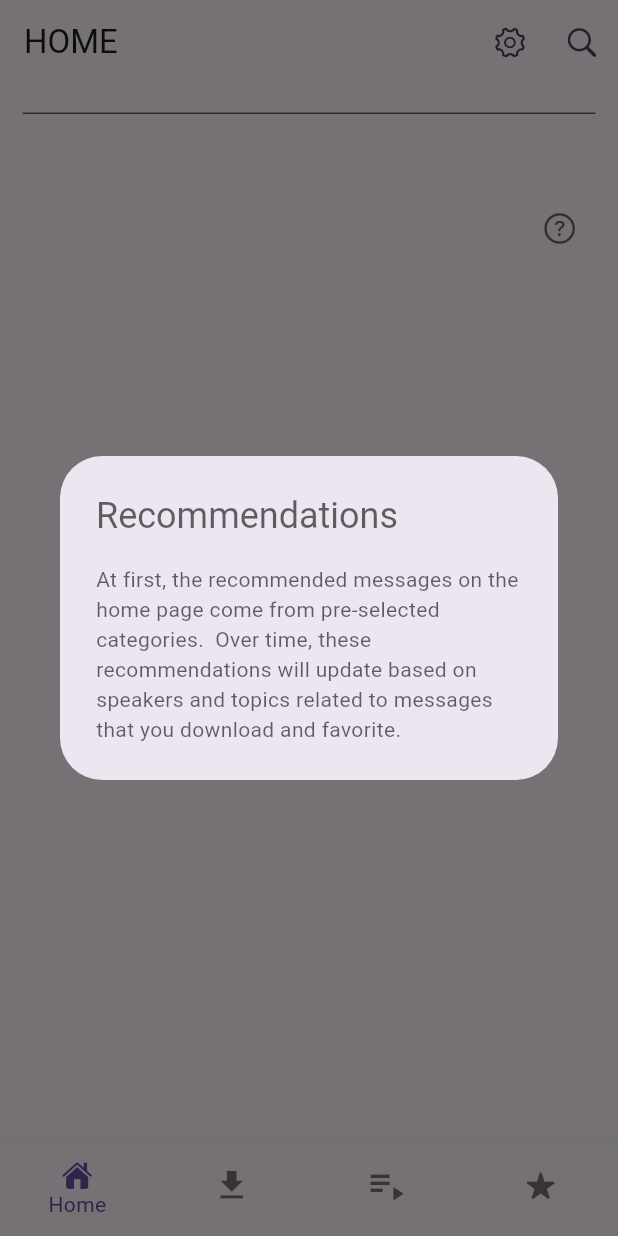
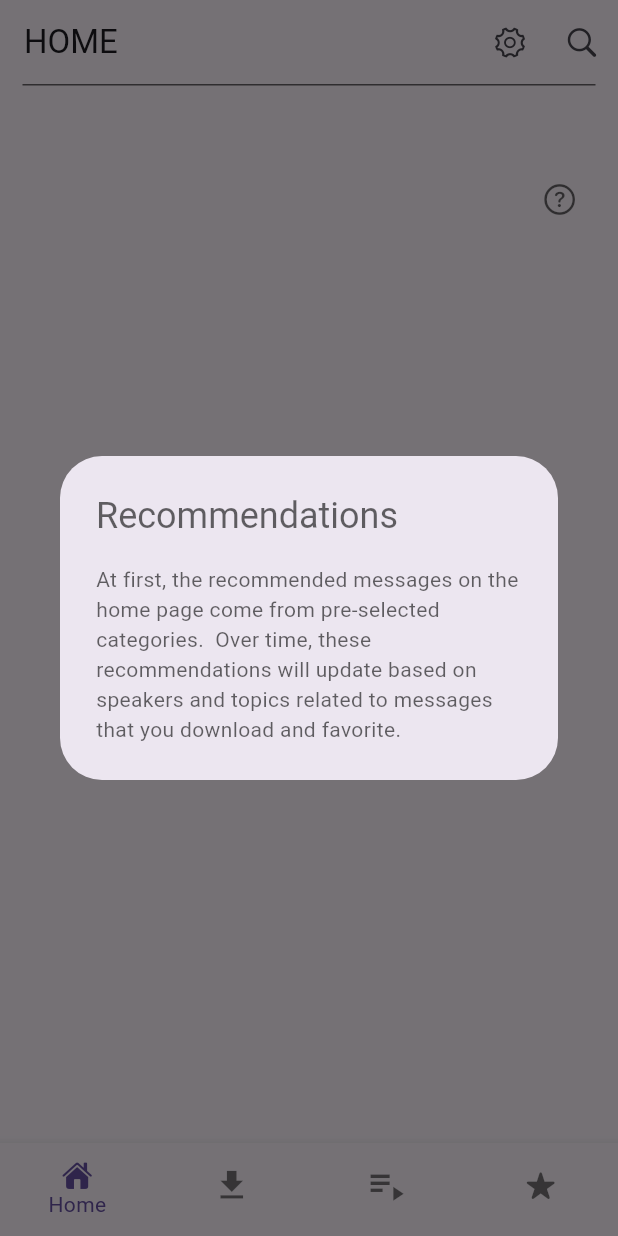
Before and after one commit to josiah-hartley/vfc-mobile-app-v2, a Flutter app: the MainScaffold screen opened directly, after a tap on an icon or button, on a phone screen of 412 x 824 dp. Run offline on Flutter 3.47's test engine with Material 3 defaults, Android fonts, the light colour scheme and no system bars; drawn by our look-alikes of sliding_up_panel; our stand-ins replace audio_service, connectivity_plus, device_info_plus, dio, fluttertoast, google_fonts and 3 more; missing offline and left inert: audio_session; accounts and stored records are empty.

Commit message:
v1.1.0: stable with null safety

```diff
--- a/lib/database/messages.dart
+++ b/lib/database/messages.dart
@@ -43,7 +43,6 @@ Future<List<Message>> queryMultipleMessages({Database? db, List<int>? ids}) asyn
         WHERE id IN ($idList)
         ORDER BY instr('$idList', ',' || id || ',')
     ''');
-    print('RESULT IS ${result}');
 
     if (result.isNotEmpty) {
       return result.map((msgMap) => Message.fromMap(msgMap)).toList();
--- a/lib/helpers/constants.dart
+++ b/lib/helpers/constants.dart
@@ -7,10 +7,11 @@ const double MAX_EXPANDED_PLAYBAR_HEIGHT = 700.0;
 const double MAX_RECOMMENDATION_WIDTH = 300.0;
 const int MESSAGE_SELECTION_LIMIT = 25;
 const int MESSAGE_LOADING_BATCH_SIZE = 50; // should be an even number
+const int SPEAKER_LOADING_BATCH_SIZE = 20; // should be an even number
 const int ACTIVE_DOWNLOAD_QUEUE_SIZE = 5;
 const String CLOUD_DATABASE_BASE_URL = 'https://us-central1-voices-for-christ.cloudfunctions.net/getMessagesSinceDate';
 const String CLOUD_ERROR_REPORT_URL = 'https://us-central1-voices-for-christ.cloudfunctions.net/postErrorReport';
 const int DAYS_TO_MANUALLY_CHECK_CLOUD = 7; // only let manual updates happen once a week
 const int DAYS_TO_AUTOMATICALLY_CHECK_CLOUD = 30; // do automatic checks monthly
 const int LOGS_TO_KEEP_IN_DB = 100;
-const String APP_VERSION = '1.0.16+23';
+const String APP_VERSION = '1.1.0+1';
--- a/lib/screens/main_scaffold.dart
+++ b/lib/screens/main_scaffold.dart
@@ -6,6 +6,7 @@ import 'package:sliding_up_panel/sliding_up_panel.dart';
 import 'package:voices_for_christ/helpers/minimize_keyboard.dart';
 import 'package:voices_for_christ/scoped_models/main_model.dart';
 import 'package:voices_for_christ/screens/settings.dart';
+import 'package:voices_for_christ/screens/speakers.dart';
 import 'package:voices_for_christ/widgets/player/player_panel_collapsed.dart';
 import 'package:voices_for_christ/widgets/player/player_panel_expanded.dart';
 import 'package:voices_for_christ/screens/search.dart';
@@ -23,7 +24,7 @@ class MainScaffold extends StatefulWidget {
 
 class _MainScaffoldState extends State<MainScaffold> {
   final _navigatorKey = GlobalKey<NavigatorState>();
-  List<String> _routeNames = ['Home', 'Downloads', 'Playlists', 'Favorites'];
+  List<String> _routeNames = ['Home', 'Downloads', 'Playlists', 'Favorites'];//, 'Speakers'];
   List<int> _pageRoutes = [0];
   String _currentRouteName = 'Home';
   bool _searchWindowOpen = false;
@@ -41,6 +42,38 @@ class _MainScaffoldState extends State<MainScaffold> {
   void dispose() {
     _searchFocusNode?.dispose();
     super.dispose();
+  }
+
+  void _navigateToPage(int index) {
+    // if already on this page, don't navigate
+    if (index == _pageRoutes.last) {
+      return;
+    }
+
+    switch (index) {
+      case 0:
+        _navigatorKey.currentState?.pushNamed('/');
+        break;
+      case 1:
+        _navigatorKey.currentState?.pushNamed('/downloads');
+        break;
+      case 2:
+        _navigatorKey.currentState?.pushNamed('/playlists');
+        break;
+      case 3:
+        _navigatorKey.currentState?.pushNamed('/favorites');
+        break;
+      //case 4:
+      //  _navigatorKey.currentState?.pushNamed('/speakers');
+      //  break;
+      default:
+        _navigatorKey.currentState?.pushNamed('/');
+    }
+
+    setState(() {
+      _pageRoutes.add(index);
+      _currentRouteName = _routeNames[index];
+    });
   }
 
   Future<bool> _handleBackButton() {
@@ -80,6 +113,13 @@ class _MainScaffoldState extends State<MainScaffold> {
     });
     minimizeKeyboard(context);
   }
+
+  /*void _navigateToSpeakerPage() {
+    // move to Speakers tab
+    _navigateToPage(4);
+    // close search panel
+    _closeSearchDrawer();
+  }*/
 
   PreferredSizeWidget _appBar(void Function()? _openSearchDrawer) {
     return AppBar(
@@ -167,7 +207,7 @@ class _MainScaffoldState extends State<MainScaffold> {
           ),
           padding: EdgeInsets.only(
             //top: 0.0,
-            top: 75.0,//Scaffold.of(context).appBarMaxHeight ?? 56.0, // default supposedly 56
+            top: Scaffold.of(context).appBarMaxHeight ?? 75.0, // default supposedly 56
             left: 15.0,
             right: 15.0
           ),
@@ -217,31 +257,19 @@ class _MainScaffoldState extends State<MainScaffold> {
           icon: Icon(CupertinoIcons.star_fill, size: 20.0),
           label: 'Favorites',
         ),
+        /*BottomNavigationBarItem(
+          //icon: Icon(Icons.group, size: 28.0),
+          //icon: Icon(CupertinoIcons.music_mic, size: 28.0),
+          //icon: Icon(Icons.recent_actors, size: 28.0),
+          //icon: Icon(Icons.spatial_audio_off, size: 28.0),
+          //icon: Icon(Icons.people, size: 28.0),
+          icon: Icon(Icons.record_voice_over, size: 26.0),
+          label: 'Speakers',
+        ),*/
       ],
+      //currentIndex: _pageRoutes.last < 5 ? _pageRoutes.last : 0,
       currentIndex: _pageRoutes.last < 4 ? _pageRoutes.last : 0,
-      onTap: (index) {
-        switch (index) {
-          case 0:
-            _navigatorKey.currentState?.pushNamed('/');
-            break;
-          case 1:
-            _navigatorKey.currentState?.pushNamed('/downloads');
-            break;
-          case 2:
-            _navigatorKey.currentState?.pushNamed('/playlists');
-            break;
-          case 3:
-            _navigatorKey.currentState?.pushNamed('/favorites');
-            break;
-          default:
-            _navigatorKey.currentState?.pushNamed('/');
-        }
-
-        setState(() {
-          _pageRoutes.add(index);
-          _currentRouteName = _routeNames[index];
-        });
-      },
+      onTap: _navigateToPage,
       type: BottomNavigationBarType.fixed,
       showUnselectedLabels: false,
     );
@@ -258,6 +286,7 @@ class _MainScaffoldState extends State<MainScaffold> {
         body: SearchWindow(
           focusNode: _searchFocusNode,
           closeWindow: _closeSearchDrawer,
+          //navigateToSpeakerPage: _navigateToSpeakerPage,
         ),
       ),
     );
@@ -294,6 +323,9 @@ class _MainScaffoldState extends State<MainScaffold> {
       case '/downloads':
         page = DownloadsPage();
         break;
+      /*case '/speakers':
+        page = SpeakersPage();
+        break;*/
       default:
         page = HomePage();
     }
--- a/lib/screens/search.dart
+++ b/lib/screens/search.dart
@@ -12,9 +12,10 @@ import 'package:voices_for_christ/widgets/search/search_results.dart';
 import 'package:voices_for_christ/helpers/logger.dart' as Logger;
 
 class SearchWindow extends StatefulWidget {
-  SearchWindow({Key? key, this.focusNode, this.closeWindow}) : super(key: key);
+  SearchWindow({Key? key, this.focusNode, required this.closeWindow/*, required this.navigateToSpeakerPage*/}) : super(key: key);
   final FocusNode? focusNode;
-  final void Function()? closeWindow;
+  final void Function() closeWindow;
+  //final void Function() navigateToSpeakerPage;
 
   @override
   _SearchWindowState createState() => _SearchWindowState();
@@ -95,18 +96,12 @@ class _SearchWindowState extends State<SearchWindow> {
               });
             }
           ),
-          Container(
+          /*Container(
             child: TextButton(
-              onPressed: db.createVirtualTable,
-              child: Text('Create Virtual Table'),
+              onPressed: widget.navigateToSpeakerPage,
+              child: Text('Go to speaker page'),
             ),
-          ),
-          Container(
-            child: TextButton(
-              onPressed: () => db.fullTextSearch(searchTerm: ''),
-              child: Text('Movie Search'),
-            ),
-          ),
+          ),*/
           _hasSearched
             ? Container()
             : Expanded(
--- a/pubspec.yaml
+++ b/pubspec.yaml
@@ -2,7 +2,7 @@ name: voices_for_christ
 description: "A mobile app for listening to messages on Voices for Christ"
 publish_to: 'none' # Remove this line if you wish to publish to pub.dev
 
-version: 2.0.0+1
+version: 1.1.0+1
 
 environment:
   sdk: '>=3.4.3 <4.0.0'
```
Also changed, not shown: lib/data_models/speaker_class.dart (added, +35 -0 lines), lib/database/local_db.dart (+8 -11 lines), lib/database/searching.dart (+0 -32 lines), lib/database/speakers.dart (added, +21 -0 lines), lib/scoped_models/speakers_model.dart (added, +27 -0 lines), lib/screens/speakers.dart (added, +44 -0 lines), 2 other files.
